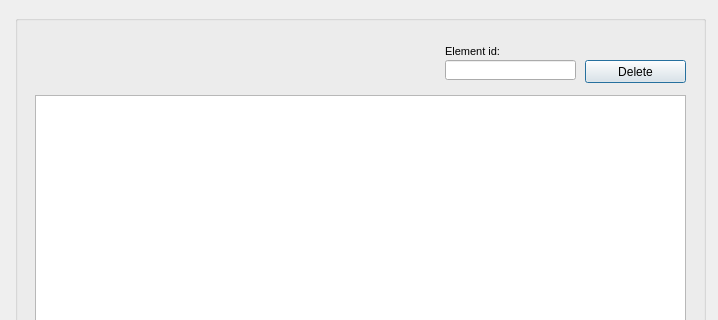
The window that ui/element_management.ui (Giswater/giswater_qgis_plugin) describes before a commit, drawn with Qt 5; both pictures show x 0 to 718 and y 0 to 320 of the 718 by 544 pixel window.
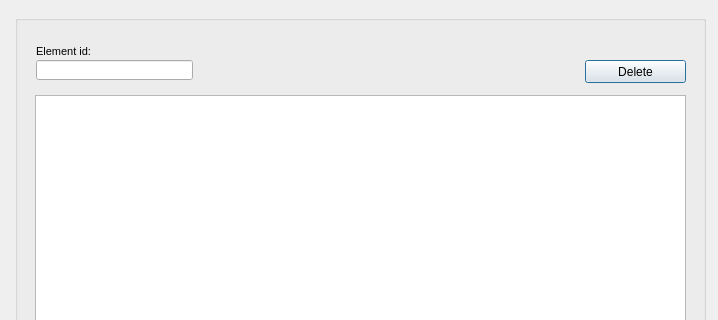
The same window after the commit.

What changed in the file:
```diff
--- a/ui/element_management.ui
+++ b/ui/element_management.ui
@@ -54,7 +54,7 @@
    <widget class="QLabel" name="label_data_event_to_3">
     <property name="geometry">
      <rect>
-      <x>430</x>
+      <x>21</x>
       <y>25</y>
       <width>116</width>
       <height>22</height>
@@ -87,9 +87,9 @@
    <widget class="QLineEdit" name="element_id">
     <property name="geometry">
      <rect>
-      <x>430</x>
+      <x>21</x>
       <y>45</y>
-      <width>131</width>
+      <width>157</width>
       <height>20</height>
      </rect>
     </property>
```
